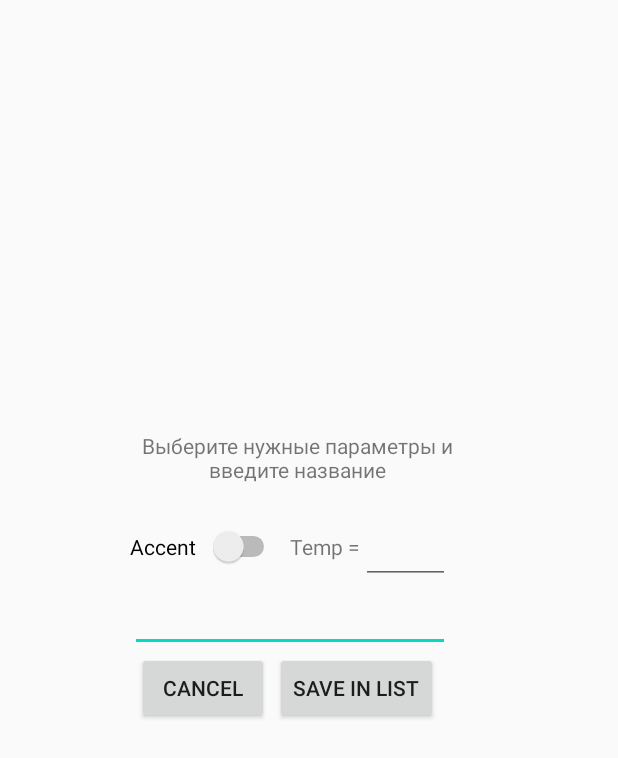
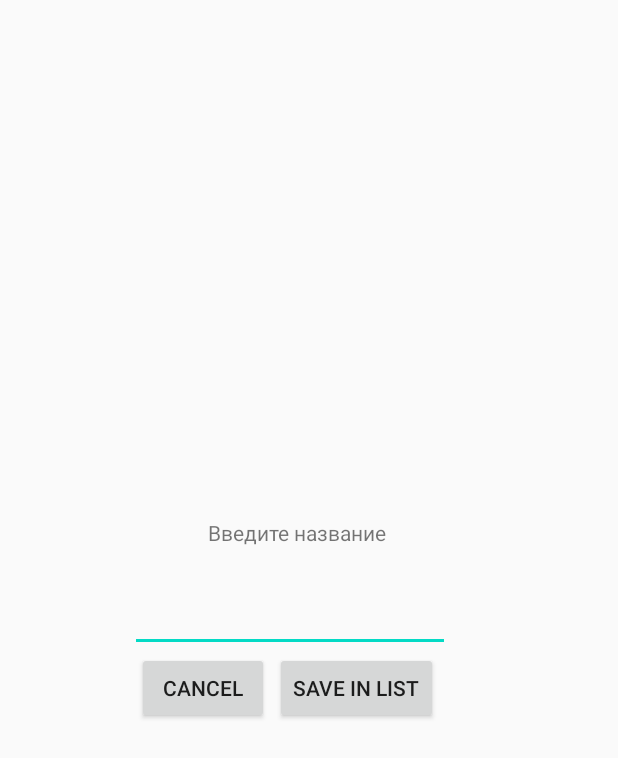
Before and after one commit to VolovatovTA/Metronom, an Android app: the layout activity_saver.xml on its own in the app's theme, with its tools: preview values and no code run, on a phone screen of 412 x 824 dp. Shown: the top 758 px of the screen. Run offline under Robolectric (Android 15) with nearby library versions, the phone set to English and light mode, and no system bars.

Commit message:
working2

```diff
--- a/app/src/main/res/layout/activity_saver.xml
+++ b/app/src/main/res/layout/activity_saver.xml
@@ -36,42 +36,20 @@
         app:layout_constraintStart_toStartOf="@+id/Name"
         app:layout_constraintTop_toBottomOf="@+id/Name" />
 
-    <Switch
-        android:id="@+id/accent"
-        android:layout_width="100dp"
-        android:layout_height="50dp"
-        android:text="Accent"
-        app:layout_constraintBottom_toTopOf="@+id/Name"
-        app:layout_constraintStart_toStartOf="@+id/Name" />
 
     <TextView
         android:id="@+id/textView2"
         android:layout_width="218dp"
         android:layout_height="44dp"
-        android:layout_marginBottom="8dp"
-        android:text="Выберите нужные параметры и введите название"
+        android:text="Введите название"
         android:textAlignment="center"
-        app:layout_constraintBottom_toTopOf="@+id/Temp"
+        app:layout_constraintBottom_toTopOf="@+id/Name"
         app:layout_constraintEnd_toEndOf="parent"
         app:layout_constraintHorizontal_bias="0.461"
         app:layout_constraintStart_toStartOf="parent" />
 
-    <EditText
-        android:id="@+id/Temp"
-        android:layout_width="59dp"
-        android:layout_height="50dp"
-        android:ems="10"
-        android:visibility="visible"
-        app:layout_constraintBottom_toTopOf="@+id/Name"
-        app:layout_constraintEnd_toEndOf="@+id/Name" />
 
-    <TextView
-        android:id="@+id/textView3"
-        android:layout_width="47dp"
-        android:layout_height="19dp"
-        android:text="Temp = "
-        app:layout_constraintBottom_toTopOf="@+id/Name"
-        app:layout_constraintEnd_toStartOf="@+id/Temp"
-        app:layout_constraintTop_toTopOf="@+id/accent" />
+
+
 
 </androidx.constraintlayout.widget.ConstraintLayout>
```
Also changed, not shown: app/src/main/java/com/example/metronom/DBHelper.java (+6 -2 lines), app/src/main/java/com/example/metronom/MainActivity.java (+43 -6 lines), app/src/main/java/com/example/metronom/MainActivity3.java (+35 -28 lines), app/src/main/java/com/example/metronom/MyAdapter.java (+26 -7 lines), app/src/main/java/com/example/metronom/Saver.java (+14 -11 lines), app/src/main/java/com/example/metronom/Track.java (+7 -1 lines), app/src/main/res/layout/item_check.xml (+20 -20 lines).
